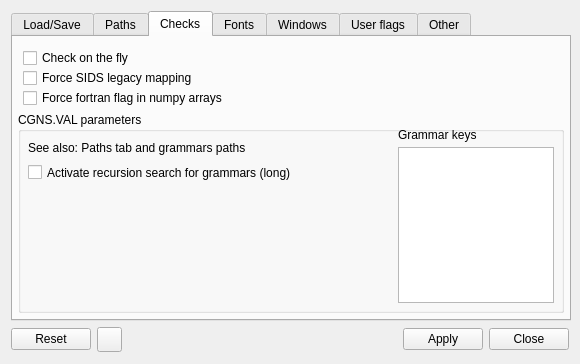
Qt form NAVigater/CGNS/NAV/T/Q7OptionsWindow.ui (pyCGNS/pyCGNS) before a commit.
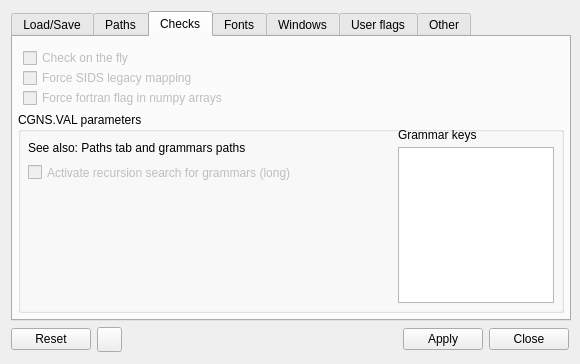
The same form after that commit. The open tabs and pages were chosen to show the change. Icons and pictures are not drawn.

What changed in the file:
```diff
--- a/NAVigater/CGNS/NAV/T/Q7OptionsWindow.ui
+++ b/NAVigater/CGNS/NAV/T/Q7OptionsWindow.ui
@@ -468,6 +468,9 @@
          <string>Checks</string>
         </attribute>
         <widget class="QCheckBox" name="__O_checkonthefly">
+         <property name="enabled">
+          <bool>false</bool>
+         </property>
          <property name="geometry">
           <rect>
            <x>10</x>
@@ -479,8 +482,14 @@
          <property name="text">
           <string>Check on the fly</string>
          </property>
+         <property name="checkable">
+          <bool>true</bool>
+         </property>
         </widget>
         <widget class="QCheckBox" name="__O_forcesidslegacymapping">
+         <property name="enabled">
+          <bool>false</bool>
+         </property>
          <property name="geometry">
           <rect>
            <x>10</x>
@@ -494,6 +503,9 @@
          </property>
         </widget>
         <widget class="QCheckBox" name="__O_forcefortranflag">
+         <property name="enabled">
+          <bool>false</bool>
+         </property>
          <property name="geometry">
           <rect>
            <x>10</x>
@@ -555,6 +567,9 @@
           </property>
          </widget>
          <widget class="QCheckBox" name="cRecurseGrammarSearch">
+          <property name="enabled">
+           <bool>false</bool>
+          </property>
           <property name="geometry">
            <rect>
             <x>10</x>
```
